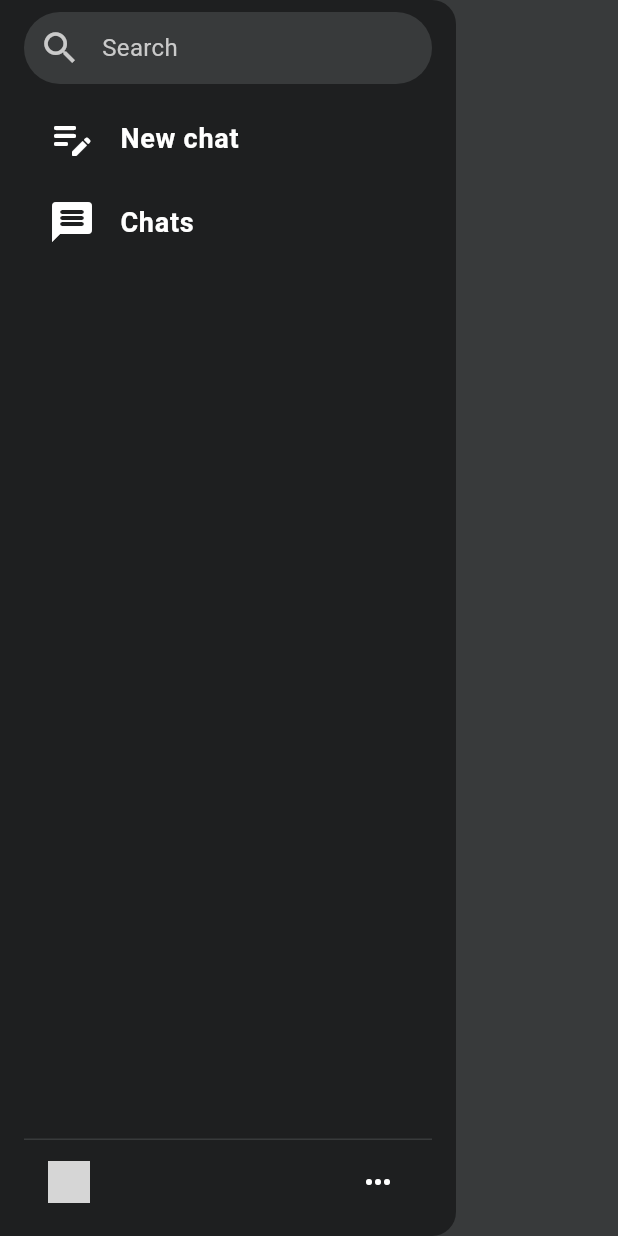
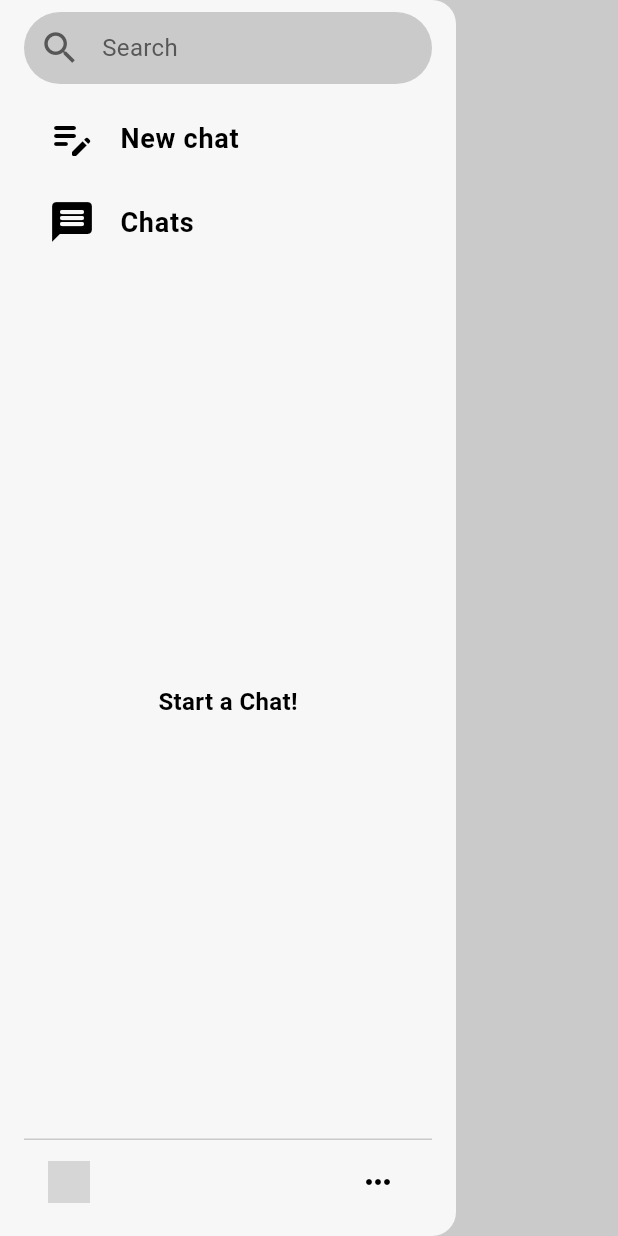
Before and after one commit to DhairyaCodes/gpt_clone, a Flutter app: the screen it shows once a user with an empty profile is signed in, with the side drawer open, on a phone screen of 412 x 824 dp. Run offline on Flutter 3.47's test engine with Material 3 defaults, Android fonts, the phone set to English and light mode, and no system bars; our stand-ins replace dio, firebase_auth, firebase_core, flutter_riverpod, google_sign_in, image_picker; accounts and stored records are empty; generated files the repository leaves out were written again; network calls fail; grey boxes are pictures that could not be loaded.

Commit message:
Sort Chats by modified at

```diff
--- a/lib/main.dart
+++ b/lib/main.dart
@@ -27,8 +27,8 @@ class MyApp extends StatelessWidget {
       title: 'ChatGPT Clone',
       home: const AuthWrapper(),
       theme: AppTheme.lightTheme,
-      darkTheme: AppTheme.darkTheme, // Set dark theme
-      themeMode: ThemeMode.dark,
+      darkTheme: AppTheme.darkTheme,
+      themeMode: ThemeMode.light,
       debugShowCheckedModeBanner: false,
     );
   }
--- a/lib/models/conversation.dart
+++ b/lib/models/conversation.dart
@@ -6,6 +6,7 @@ class Conversation {
   final List<Message> messages;
   final String modelUsed;
   final DateTime createdAt;
+  final DateTime modifiedAt;
 
   Conversation({
     required this.id,
@@ -13,6 +14,7 @@ class Conversation {
     required this.messages,
     required this.modelUsed,
     required this.createdAt,
+    required this.modifiedAt,
   });
 
   factory Conversation.fromJson(Map<String, dynamic> json) {
@@ -24,6 +26,7 @@ class Conversation {
           .toList(),
       modelUsed: json['modelUsed'],
       createdAt: DateTime.parse(json['createdAt']),
+      modifiedAt: DateTime.parse(json['modifiedAt']),
     );
   }
 }
--- a/lib/widgets/drawer.dart
+++ b/lib/widgets/drawer.dart
@@ -62,10 +62,8 @@ class ChatHistoryPanel extends ConsumerWidget {
                   fontSize: 18,
                   fontWeight: FontWeight.w600,
                 ),
-
               ),
               isThreeLine: false,
-
               onTap: () {
                 ref.read(chatStateProvider.notifier).startNewChat();
                 Navigator.of(context).pop(); // Close drawer
@@ -93,7 +91,20 @@ class ChatHistoryPanel extends ConsumerWidget {
 
             Expanded(
               child: conversationsAsyncValue.when(
-                data: (conversations) => ListView.builder(
+                data: (conversations) {
+                  if (conversations.isEmpty) {
+                    return Center(
+                      child: Text(
+                        "Start a Chat!",
+                        style: TextStyle(
+                          color: Theme.of(context).colorScheme.primary,
+                          fontSize: 16,
+                          fontWeight: FontWeight.w600,
+                        ),
+                      ),
+                    );
+                  }
+                  return ListView.builder(
                     itemCount: conversations.length,
                     itemBuilder: (context, index) {
                       final conversation = conversations[index];
@@ -105,8 +116,9 @@ class ChatHistoryPanel extends ConsumerWidget {
                           overflow: TextOverflow.ellipsis,
                         ),
                         onTap: () {
-                        ref.read(selectedConversationProvider.notifier).state =
-                            conversation.id;
+                          ref
+                              .read(selectedConversationProvider.notifier)
+                              .state = conversation.id;
                           ref
                               .read(chatStateProvider.notifier)
                               .loadConversation(conversation.id);
@@ -114,7 +126,8 @@ class ChatHistoryPanel extends ConsumerWidget {
                         },
                       );
                     },
-                ),
+                  );
+                },
                 loading: () => const Center(child: CircularProgressIndicator()),
                 error: (err, stack) => Center(
                     child: Text('Error: $err',
```
Also changed, not shown: lib/providers/chat_providers.dart (+36 -15 lines), lib/repositories/chat_repository.dart (+11 -11 lines), 2 other files. Lines whose indentation alone changed are shown as unchanged.
